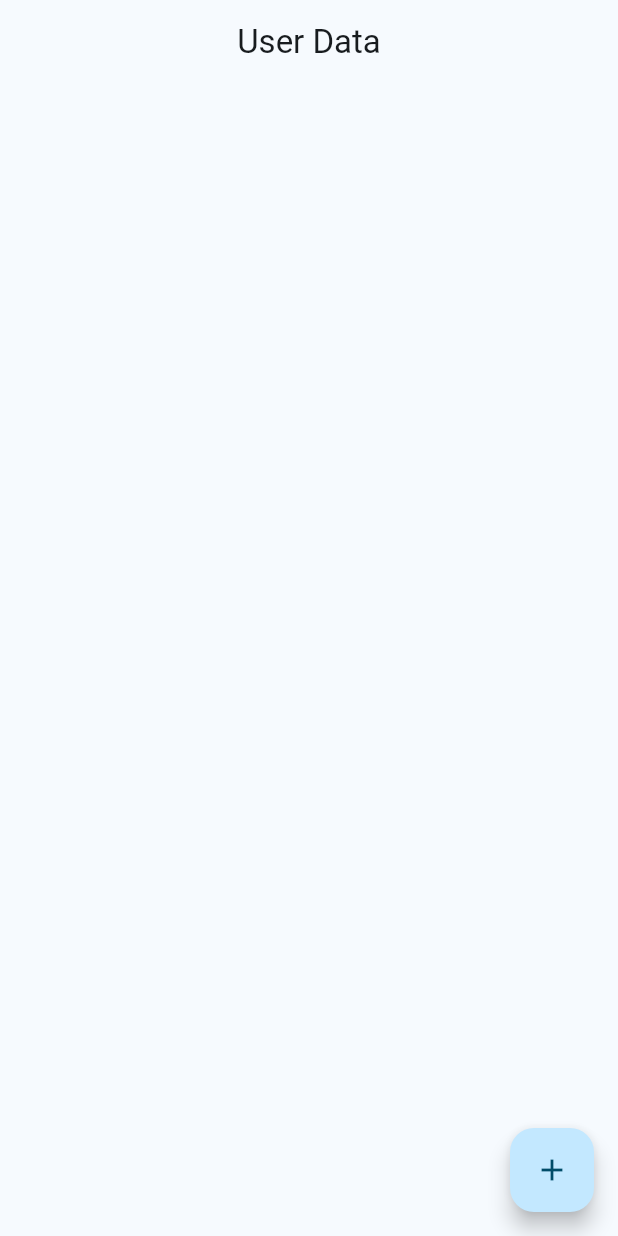
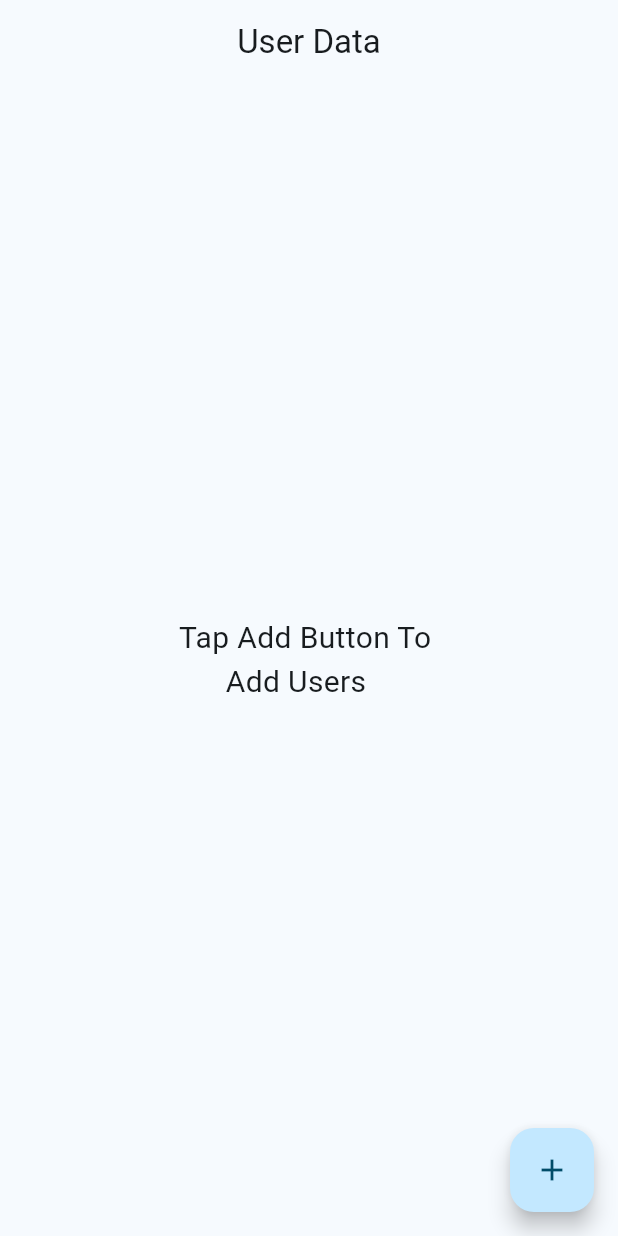
Before and after one commit to Umaiir11/Firebase-CURD-Flutter-Dart, a Flutter app: the screen it shows after launch, on a phone screen of 412 x 824 dp. Run offline on Flutter 3.47's test engine with Material 3 defaults, Android fonts, the phone set to English and light mode, and no system bars; our stand-ins replace cloud_firestore, firebase_core, flutter_slidable, get, random_string; accounts and stored records are empty.

Commit message:
ui chnages

```diff
--- a/lib/app/mvvm/views/home_view.dart
+++ b/lib/app/mvvm/views/home_view.dart
@@ -43,7 +43,8 @@ class _HomeViewState extends State<HomeView> {
         child: Obx(() {
           return homeContorller.isLoading.value
               ? Center(child: CircularProgressIndicator())
-              : RefreshIndicator(
+              : (homeContorller.userList != null && homeContorller.userList!.isNotEmpty) ?
+            RefreshIndicator(
                   onRefresh: homeContorller.getUsers,
                   child: ListView.builder(
                     itemCount: homeContorller.userList.length,
@@ -93,7 +94,7 @@ class _HomeViewState extends State<HomeView> {
                               },
                               backgroundColor: Color(0xFF21B7CA),
                               foregroundColor: Colors.white,
-                              icon: Icons.share,
+                              icon: Icons.edit,
                               label: 'Edit',
                             ),
                           ],
@@ -130,7 +131,8 @@ class _HomeViewState extends State<HomeView> {
                       );
                     },
                   ),
-                );
+                ):
+            Center(child: Text('Tap Add Button To \n      Add Users',style: TextStyle( fontSize: 20),));
         }),
       ),
     );
```
